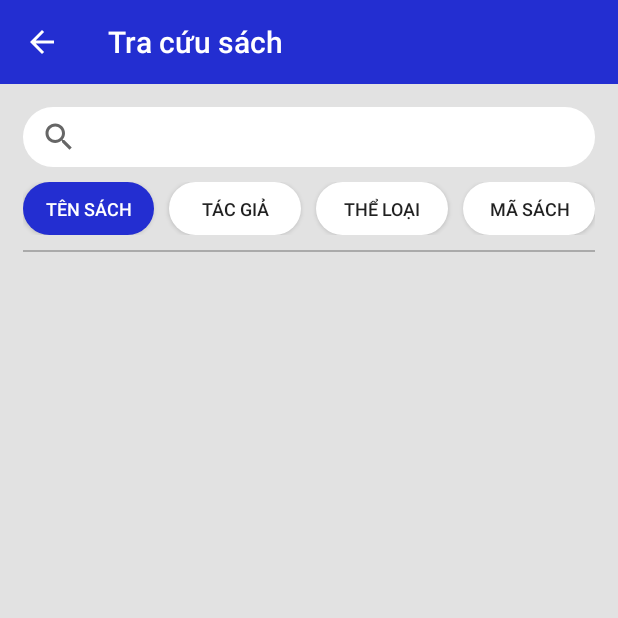
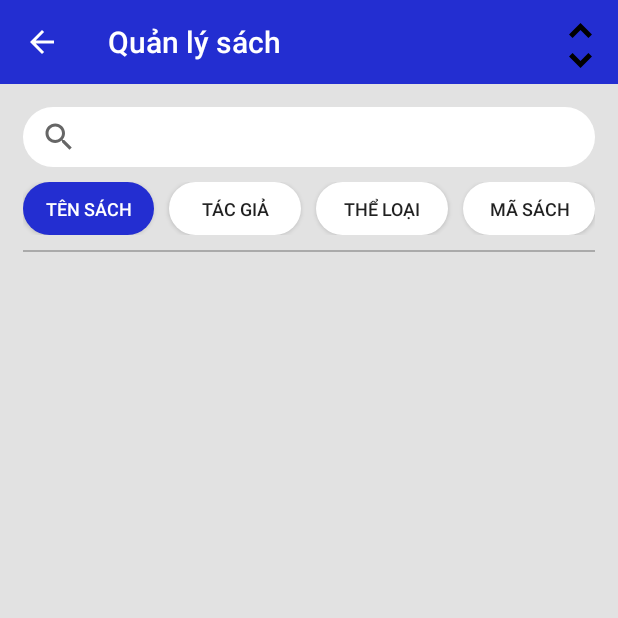
Before and after one commit to huskarit99/library-management-application, an Android app: the SearchBookActivity screen opened directly, with no data from a screen before it, on a phone screen of 412 x 824 dp, the top half of it. Run offline under Robolectric (Android 15) with nearby library versions, the phone set to English and light mode, and no system bars; our stand-ins replace Picasso; network calls fail; pictures from the network do not load; 2 statements that could not run were skipped.

```diff
--- a/LibraryManagement/app/src/main/java/com/example/librarymanagement/activities/InformationBookActivity.java
+++ b/LibraryManagement/app/src/main/java/com/example/librarymanagement/activities/InformationBookActivity.java
@@ -14,8 +14,6 @@ import com.example.librarymanagement.models.Book;
 import com.squareup.picasso.Picasso;
 
 import static java.lang.String.valueOf;
-
-import java.util.ArrayList;
 
 public class InformationBookActivity extends AppCompatActivity {
 
--- a/LibraryManagement/app/src/main/java/com/example/librarymanagement/activities/SearchBookActivity.java
+++ b/LibraryManagement/app/src/main/java/com/example/librarymanagement/activities/SearchBookActivity.java
@@ -4,7 +4,6 @@ import androidx.appcompat.app.AppCompatActivity;
 import androidx.appcompat.widget.Toolbar;
 
 import android.content.Intent;
-import android.graphics.Color;
 import android.os.Bundle;
 import android.view.View;
 import android.view.ViewGroup;
@@ -19,8 +18,6 @@ import android.widget.TextView;
 
 import com.example.librarymanagement.R;
 import com.example.librarymanagement.models.Book;
-import com.example.librarymanagement.models.User;
-import com.example.librarymanagement.networks.SessionManager;
 import com.squareup.picasso.Picasso;
 
 import java.util.ArrayList;
@@ -31,10 +28,12 @@ public class SearchBookActivity extends AppCompatActivity {
     private Toolbar toolbar;
     private ListView listView;
     private SearchView searchBar;
+    private ImageView addBook;
 
     private Button btnNameBook, btnAuthor, btnCategory, btnIdBook;
 
     private String keyword = "";
+    private String BEFORE = "";
     private int btnNumber = 0;
     ArrayList<Book> listBook, listBookLookUp;
 
@@ -43,13 +42,21 @@ public class SearchBookActivity extends AppCompatActivity {
     protected void onCreate(Bundle savedInstanceState) {
         super.onCreate(savedInstanceState);
         setContentView(R.layout.activity_search_book);
+        mapping();
 
         Intent intent = getIntent();
         listBook =  (ArrayList<Book>)intent.getSerializableExtra(HomeActivity.BOOK);
         listBookLookUp = new ArrayList<Book>(listBook);
-        mapping();
         setSupportActionBar(toolbar);
-        getSupportActionBar().setTitle("Tra cứu sách");
+        if (valueOf(intent.getSerializableExtra("BEFORE")).equals("SEARCH")) {
+            getSupportActionBar().setTitle("Tra cứu sách");
+            BEFORE = "SEARCH";
+            addBook.setVisibility(View.GONE);
+        }
+        else {
+            BEFORE = "MANAGEMENT";
+            getSupportActionBar().setTitle("Quản lý sách");
+        }
         getSupportActionBar().setDisplayHomeAsUpEnabled(true);
         toolbar.setNavigationOnClickListener(new View.OnClickListener() {
             @Override
@@ -58,13 +65,24 @@ public class SearchBookActivity extends AppCompatActivity {
             }
         });
 
+
+
         turnOnButton(btnNameBook);
         updateListView();
+
+        addBook.setOnClickListener(new View.OnClickListener() {
+            @Override
+            public void onClick(View view) {
+                Intent intent = new Intent(SearchBookActivity.this, AddBookActivity.class);
+                startActivity(intent);
+            }
+        });
 
         listView.setOnItemClickListener(new AdapterView.OnItemClickListener() {
             @Override
             public void onItemClick(AdapterView<?> adapterView, View view, int i, long l) {
                 Intent intent = new Intent(SearchBookActivity.this, InformationBookActivity.class);
+                intent.putExtra("BEFORE", BEFORE);
                 intent.putExtra("INFOBOOK", listBookLookUp.get(i));
                 startActivity(intent);
             }
@@ -263,5 +281,6 @@ public class SearchBookActivity extends AppCompatActivity {
         btnIdBook = findViewById(R.id.btnIdBook);
         btnNameBook = findViewById(R.id.btnNameBook);
         searchBar = findViewById(R.id.searchBar);
+        addBook = findViewById(R.id.addBook);
     }
 }
--- /dev/null
+++ b/LibraryManagement/app/src/main/res/drawable/ic_add_user.xml
@@ -0,0 +1,6 @@
+<vector android:height="108dp" android:viewportHeight="512"
+    android:viewportWidth="512" android:width="108dp" xmlns:android="http://schemas.android.com/apk/res/android">
+    <path android:fillColor="#FF000000" android:pathData="M220.821,0c-54.654,0 -99.119,44.464 -99.119,99.119c0,54.653 44.465,99.118 99.119,99.118c54.654,0 99.118,-44.464 99.118,-99.118C319.939,44.464 275.475,0 220.821,0z"/>
+    <path android:fillColor="#FF000000" android:pathData="M279.316,219.101h-116.99c-41.355,0 -75,33.645 -75,75v146.99c0,24.813 20.187,45 45,45h86.935c-14.384,-20.82 -22.823,-46.046 -22.823,-73.21c0,-71.196 57.922,-129.118 129.118,-129.118c9.758,0 19.264,1.095 28.408,3.156C350.336,248.922 318.247,219.101 279.316,219.101z"/>
+    <path android:fillColor="#FF000000" android:pathData="M325.556,313.763c-54.654,0 -99.118,44.464 -99.118,99.118S270.902,512 325.556,512s99.118,-44.464 99.118,-99.119C424.674,358.228 380.21,313.763 325.556,313.763zM361.2,427.881h-20.645v20.645c0,8.284 -6.716,15 -15,15s-15,-6.716 -15,-15v-20.645H289.91c-8.284,0 -15,-6.716 -15,-15s6.716,-15 15,-15h20.645v-20.645c0,-8.284 6.716,-15 15,-15s15,6.716 15,15v20.645H361.2c8.284,0 15,6.716 15,15S369.484,427.881 361.2,427.881z"/>
+</vector>
--- a/LibraryManagement/app/src/main/res/layout/activity_add_user.xml
+++ b/LibraryManagement/app/src/main/res/layout/activity_add_user.xml
@@ -51,7 +51,7 @@
                             android:id="@+id/avatarUser"
                             android:layout_width="match_parent"
                             android:layout_height="match_parent"
-                            android:src="@drawable/ic_add" />
+                            android:src="@drawable/ic_add_user" />
                     </LinearLayout>
 
                     <LinearLayout
--- a/LibraryManagement/app/src/main/res/layout/activity_home.xml
+++ b/LibraryManagement/app/src/main/res/layout/activity_home.xml
@@ -178,12 +178,12 @@
                             android:orientation="vertical"
                             android:layout_weight="1">
                             <ImageButton
+                                android:id="@+id/bookManager"
                                 android:layout_gravity="center_horizontal"
                                 android:layout_width="90dp"
                                 android:layout_height="90dp"
                                 android:background="@drawable/btn_menu"
                                 android:src="@drawable/ic_book_manager"
-                                android:id="@+id/bookManager"
                                 />
                             <TextView
                                 android:layout_width="wrap_content"
@@ -200,11 +200,11 @@
                             android:orientation="vertical"
                             android:layout_weight="1">
                             <ImageButton
+                                android:id="@+id/readerManager"
                                 android:layout_gravity="center_horizontal"
                                 android:layout_width="90dp"
                                 android:layout_height="90dp"
                                 android:background="@drawable/btn_menu"
-                                android:id="@+id/readerManager"
                                 android:src="@drawable/ic_reader_manager"
                                 />
                             <TextView
--- a/LibraryManagement/app/src/main/res/layout/activity_search_book.xml
+++ b/LibraryManagement/app/src/main/res/layout/activity_search_book.xml
@@ -11,11 +11,20 @@
         android:id="@+id/frame_search"
         android:layout_width="match_parent"
         android:layout_height="wrap_content">
-
         <include
             android:id="@+id/toolbarSearch"
             layout="@layout/toolbar" />
+        <ImageView
+            android:id="@+id/addBook"
+            android:layout_width="30dp"
+            android:layout_height="30dp"
+            android:layout_gravity="right"
+            android:layout_marginTop="15dp"
+            android:layout_marginRight="10dp"
+            android:src="@drawable/ic_unfold" />
     </FrameLayout>
+
+
 
     <LinearLayout
         android:layout_width="match_parent"
```
Also changed, not shown: LibraryManagement/app/src/main/java/com/example/librarymanagement/activities/AddBookActivity.java (+6 -17 lines), LibraryManagement/app/src/main/java/com/example/librarymanagement/activities/HomeActivity.java (+13 -1 lines), LibraryManagement/app/src/main/res/drawable/ic_add.xml (+4 -5 lines), LibraryManagement/app/src/main/res/layout/activity_information_book.xml (+27 -5 lines).
